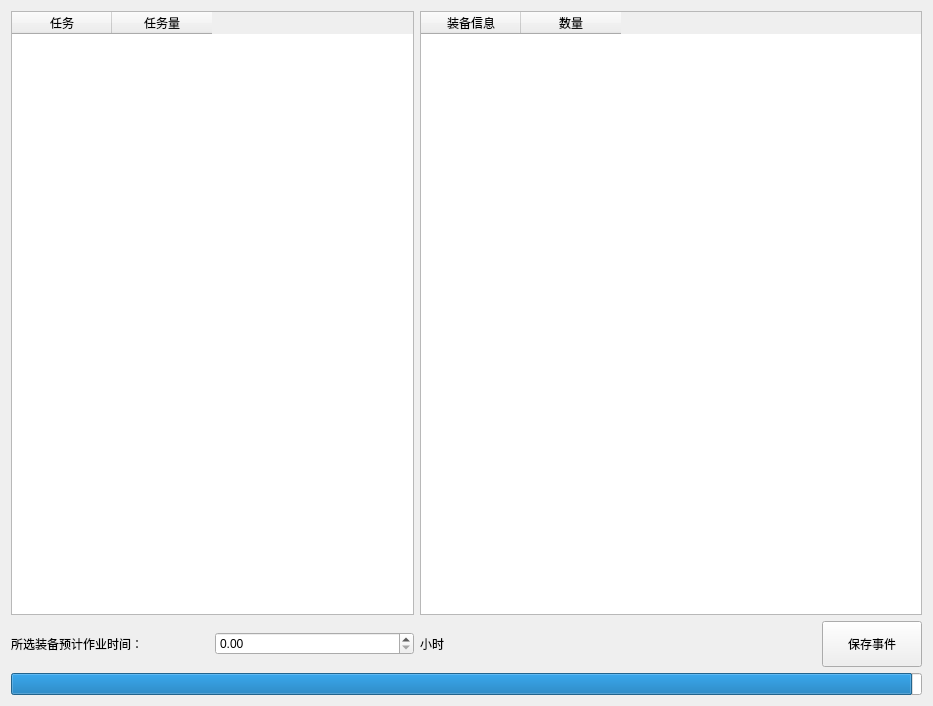
The window that final.ui (chapman2016/rfix_529) describes before a commit, drawn with Qt 5.
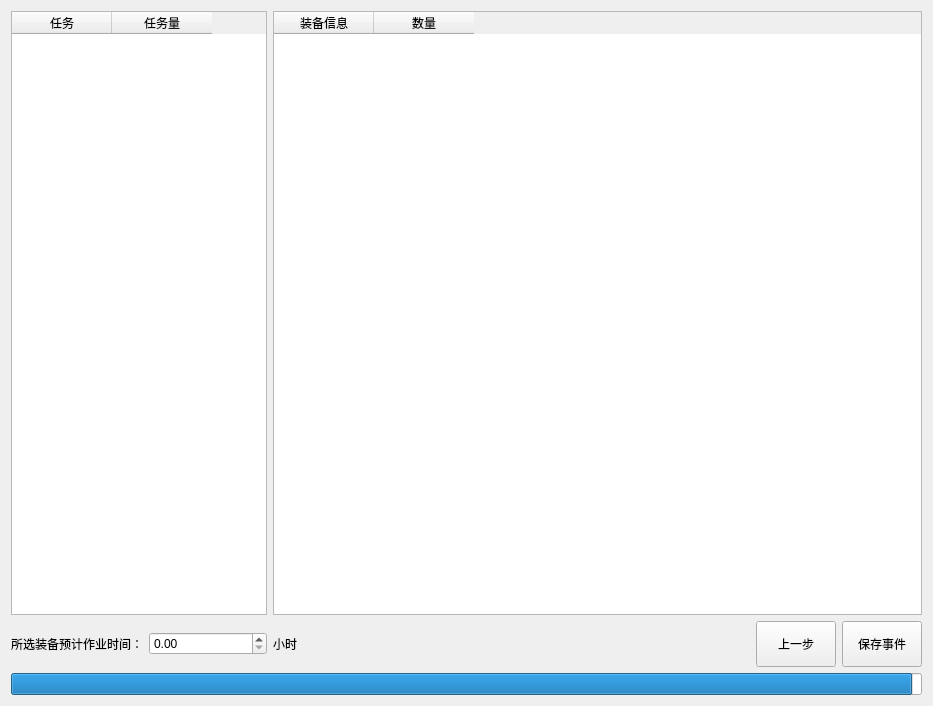
The same window after the commit.

The edit to the form file:
```diff
--- a/final.ui
+++ b/final.ui
@@ -14,6 +14,26 @@
    <string>配置方案</string>
   </property>
   <layout class="QGridLayout" name="gridLayout">
+   <item row="1" column="2">
+    <widget class="QLabel" name="label_2">
+     <property name="text">
+      <string>小时</string>
+     </property>
+    </widget>
+   </item>
+   <item row="1" column="4">
+    <widget class="QPushButton" name="pb_back">
+     <property name="sizePolicy">
+      <sizepolicy hsizetype="Preferred" vsizetype="Preferred">
+       <horstretch>0</horstretch>
+       <verstretch>0</verstretch>
+      </sizepolicy>
+     </property>
+     <property name="text">
+      <string>上一步</string>
+     </property>
+    </widget>
+   </item>
    <item row="1" column="0">
     <widget class="QLabel" name="label">
      <property name="text">
@@ -21,18 +41,33 @@
      </property>
     </widget>
    </item>
+   <item row="2" column="0" colspan="6">
+    <widget class="QProgressBar" name="progressBar">
+     <property name="value">
+      <number>99</number>
+     </property>
+     <property name="textVisible">
+      <bool>false</bool>
+     </property>
+     <property name="orientation">
+      <enum>Qt::Horizontal</enum>
+     </property>
+     <property name="textDirection">
+      <enum>QProgressBar::TopToBottom</enum>
+     </property>
+    </widget>
+   </item>
    <item row="1" column="1">
     <widget class="QDoubleSpinBox" name="doubleSpinBox_time"/>
    </item>
-   <item row="1" column="2" colspan="2">
-    <widget class="QLabel" name="label_2">
-     <property name="text">
-      <string>小时</string>
-     </property>
-    </widget>
-   </item>
-   <item row="1" column="4">
+   <item row="1" column="5">
     <widget class="QPushButton" name="pb_save">
+     <property name="sizePolicy">
+      <sizepolicy hsizetype="Preferred" vsizetype="Fixed">
+       <horstretch>0</horstretch>
+       <verstretch>0</verstretch>
+      </sizepolicy>
+     </property>
      <property name="minimumSize">
       <size>
        <width>0</width>
@@ -50,22 +85,6 @@
      </property>
     </widget>
    </item>
-   <item row="2" column="0" colspan="5">
-    <widget class="QProgressBar" name="progressBar">
-     <property name="value">
-      <number>99</number>
-     </property>
-     <property name="textVisible">
-      <bool>false</bool>
-     </property>
-     <property name="orientation">
-      <enum>Qt::Horizontal</enum>
-     </property>
-     <property name="textDirection">
-      <enum>QProgressBar::TopToBottom</enum>
-     </property>
-    </widget>
-   </item>
    <item row="0" column="0" colspan="2">
     <widget class="QTableWidget" name="tableWidget">
      <column>
@@ -80,7 +99,7 @@
      </column>
     </widget>
    </item>
-   <item row="0" column="2" colspan="3">
+   <item row="0" column="2" colspan="4">
     <widget class="QTableWidget" name="tableWidget_2">
      <column>
       <property name="text">
@@ -94,6 +113,19 @@
      </column>
     </widget>
    </item>
+   <item row="1" column="3">
+    <spacer name="horizontalSpacer">
+     <property name="orientation">
+      <enum>Qt::Horizontal</enum>
+     </property>
+     <property name="sizeHint" stdset="0">
+      <size>
+       <width>40</width>
+       <height>20</height>
+      </size>
+     </property>
+    </spacer>
+   </item>
   </layout>
  </widget>
  <resources/>
```
